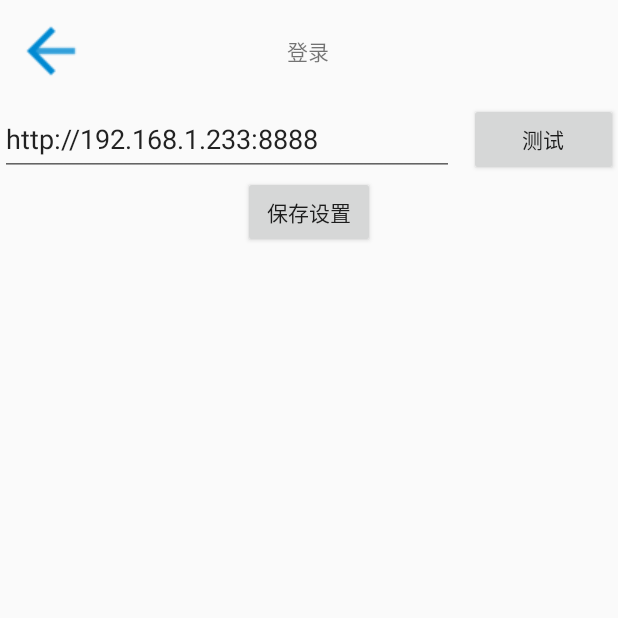
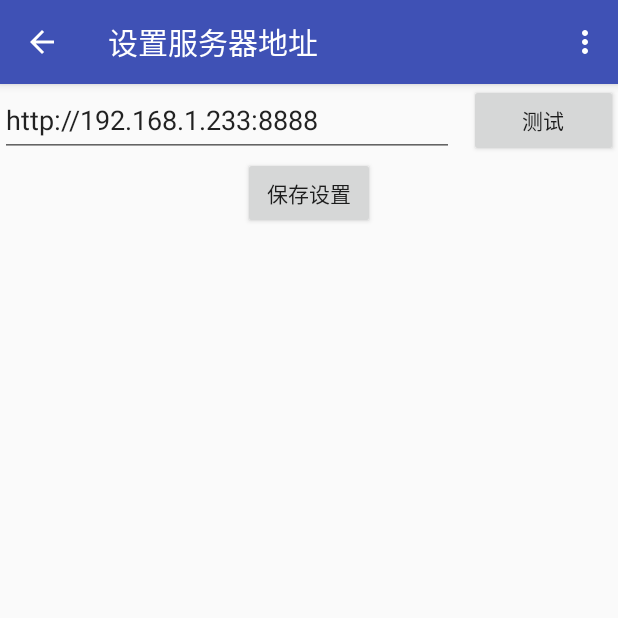
Before and after one commit to GitHubWison/AndroidPro, an Android app: the fragment ConnectServerFragmentV2 placed in its activity, on a phone screen of 412 x 824 dp, the top half of it. Run offline under Robolectric (Android 15) with nearby library versions, the phone set to English and light mode, and no system bars; libraries missing offline, so code that uses them is left out: cz.msebera.android.

Commit message:
封装了actionbar

```diff
--- a/MedicalSystem/app/src/main/AndroidManifest.xml
+++ b/MedicalSystem/app/src/main/AndroidManifest.xml
@@ -33,7 +33,7 @@
         android:icon="@mipmap/ic_launcher"
         android:label="@string/app_name"
         android:supportsRtl="true"
-        android:theme="@style/AppTheme.NoActionBar">
+        android:theme="@style/AppTheme">
         <activity android:name="com.test.medicalsystem.medicalsystem.LaunchScreenActivity">
             <intent-filter>
                 <action android:name="android.intent.action.MAIN" />
@@ -43,7 +43,8 @@
         </activity>
         <activity android:name=".MainActivity" />
         <activity android:name="com.test.medicalsystem.login.LoginActivity" />
-        <activity android:name=".TestActivity" />
+        <activity android:name=".TestActivity"
+            />
         <activity android:name="com.test.medicalsystem.commonclass.BaseActivity" />
         <activity android:name="com.test.medicalsystem.login.LoginActivityV2"></activity>
     </application>
--- a/MedicalSystem/app/src/main/java/com/test/medicalsystem/commonclass/BaseActivity.java
+++ b/MedicalSystem/app/src/main/java/com/test/medicalsystem/commonclass/BaseActivity.java
@@ -4,11 +4,18 @@ import android.annotation.TargetApi;
 import android.graphics.drawable.Drawable;
 import android.os.Build;
 import android.support.v4.app.Fragment;
+import android.support.v4.app.FragmentActivity;
 import android.support.v4.app.FragmentTransaction;
+import android.support.v7.app.ActionBar;
 import android.support.v7.app.AppCompatActivity;
 import android.os.Bundle;
+import android.util.Log;
+import android.view.Menu;
+import android.view.MenuInflater;
+import android.view.MenuItem;
 import android.view.View;
 import android.widget.TextView;
+import android.widget.Toast;
 
 import com.test.medicalsystem.medicalsystem.R;
 
@@ -18,9 +25,7 @@ import org.w3c.dom.Text;
 基类
  */
 public class BaseActivity extends AppCompatActivity {
-    private TextView leftTextView;
-    private TextView middleTextView;
-    private TextView rightTextView;
+    private ActionBar bar;
     @Override
     protected void onCreate(Bundle savedInstanceState) {
         super.onCreate(savedInstanceState);
@@ -31,15 +36,6 @@ public class BaseActivity extends AppCompatActivity {
 
     }
 
-    /**
-     * 设置顶部的标题
-     * @param middleTitle
-     */
-    public void setMiddleTitle(String middleTitle)
-    {
-        middleTextView.setText(middleTitle);
-
-    }
 
     public void initDatas()
     {
@@ -47,27 +43,23 @@ public class BaseActivity extends AppCompatActivity {
     }
     public void initViews()
     {
+        bar = getSupportActionBar();
+        if (bar!=null)
+        {
 
-        leftTextView = (TextView)findViewById(R.id.left_textview);
-        middleTextView = (TextView)findViewById(R.id.middle_textview);
-        rightTextView = (TextView)findViewById(R.id.right_textview);
+            bar.setDisplayHomeAsUpEnabled(true);
+            bar.setHomeButtonEnabled(true);
+
+            Log.d("bar", "ActionBar非空");
+        }
+        else
+        {
+            Log.d("bar","ActionBar空");
+        }
     }
     public void initEvents()
     {
-        leftTextView.setOnClickListener(new View.OnClickListener() {
-            @Override
-            public void onClick(View v) {
-//                返回到上一个fragment
-                if (getSupportFragmentManager().popBackStackImmediate())
-                {
-                    getSupportFragmentManager().popBackStack();
-                }else
-                {
-                    finish();
-                }
 
-            }
-        });
     }
 
     /**
@@ -102,9 +94,61 @@ public class BaseActivity extends AppCompatActivity {
     public void initFragment(Fragment fragment , Class cls)
     {
         FragmentTransaction fragmentTransaction = getSupportFragmentManager().beginTransaction();
-        fragmentTransaction.add(R.id.fragment_common_layout,fragment,cls.getName()).commit();
+        fragmentTransaction.add(R.id.fragment_common_layout, fragment, cls.getName()).commit();
     }
 
 
 
+
+
+    /**
+     * 隐藏右侧的setting按钮
+     * @param isHidden
+     */
+    public void setSettingIconHidden(Boolean isHidden)
+    {
+
+    }
+    /**
+     * 不显示actionbar
+     */
+    public void hiddenActionBar()
+    {
+        getSupportActionBar().hide();
+    }
+
+    @Override
+    public boolean onCreateOptionsMenu(Menu menu) {
+        MenuInflater inflater = getMenuInflater();
+        inflater.inflate(R.menu.menu_main, menu);
+        return true;
+    }
+
+    //封装这个方法，（传入一个jsonarray同时设置好item）
+    @Override
+    public boolean onOptionsItemSelected(MenuItem item) {
+        switch (item.getItemId())
+        {
+            case R.id.action_settings:
+                Toast.makeText(this, "111111", Toast.LENGTH_SHORT).show();
+                break;
+            case R.id.action_settings2:
+                Toast.makeText(this, "222222", Toast.LENGTH_SHORT).show();
+                break;
+            case android.R.id.home:
+//                触发返回事件
+                if (getSupportFragmentManager().popBackStackImmediate())
+                {
+                    getSupportFragmentManager().popBackStack();
+                }else
+                {
+                    finish();
+                }
+                break;
+
+            default:
+                break;
+        }
+        return true;
+    }
 }
--- a/MedicalSystem/app/src/main/java/com/test/medicalsystem/commonclass/CommonAbstractFragment.java
+++ b/MedicalSystem/app/src/main/java/com/test/medicalsystem/commonclass/CommonAbstractFragment.java
@@ -4,6 +4,7 @@ import android.os.Bundle;
 import android.support.annotation.Nullable;
 import android.support.v4.app.Fragment;
 import android.support.v4.app.FragmentTransaction;
+import android.support.v7.app.AppCompatActivity;
 import android.view.LayoutInflater;
 import android.view.View;
 import android.view.ViewGroup;
@@ -43,5 +44,21 @@ public abstract class CommonAbstractFragment extends Fragment {
                 R.anim.out_to_right).replace(R.id.fragment_common_layout, fragment, cls.getName()).addToBackStack(null).commit();
 
     }
+    /**
+     * 设置标题
+     * @param title 标题内容
+     */
+    public void setActionBarTitle(int titleId)
+    {
+        ((AppCompatActivity)getActivity()).getSupportActionBar().setTitle(titleId);
+    }
+    /**
+     * 隐藏左侧的返回按钮
+     * @param isHidden
+     */
+    public void setBackButtonHidden(Boolean isHidden)
+    {
+        ((AppCompatActivity)getActivity()).getSupportActionBar().setDisplayHomeAsUpEnabled(!isHidden);
+    }
 
 }
--- a/MedicalSystem/app/src/main/java/com/test/medicalsystem/login/ConnectServerFragmentV2.java
+++ b/MedicalSystem/app/src/main/java/com/test/medicalsystem/login/ConnectServerFragmentV2.java
@@ -151,4 +151,11 @@ public class ConnectServerFragmentV2 extends CommonAbstractFragment implements V
         return true;
 
     }
+
+    @Override
+    public void onResume() {
+        super.onResume();
+        setActionBarTitle(R.string.define_domain);
+        setBackButtonHidden(false);
+    }
 }
--- a/MedicalSystem/app/src/main/java/com/test/medicalsystem/login/LoginFragmentV2.java
+++ b/MedicalSystem/app/src/main/java/com/test/medicalsystem/login/LoginFragmentV2.java
@@ -1,6 +1,7 @@
 package com.test.medicalsystem.login;
 
 import android.content.Context;
+import android.content.Intent;
 import android.net.Uri;
 import android.os.Bundle;
 import android.support.v4.app.Fragment;
@@ -19,6 +20,7 @@ import com.test.medicalsystem.httpmanager.HttpRequsetModel;
 import com.test.medicalsystem.httpmanager.MethodModel;
 import com.test.medicalsystem.login.model.UserModel;
 import com.test.medicalsystem.medicalsystem.R;
+import com.test.medicalsystem.medicalsystem.TestActivity;
 import com.test.medicalsystem.staticstring.AccessFunc;
 import com.test.medicalsystem.tools.SPreference;
 import com.test.medicalsystem.tools.Tool;
@@ -65,12 +67,14 @@ public class LoginFragmentV2 extends CommonAbstractFragment implements View.OnCl
         testButton.setOnClickListener(new View.OnClickListener() {
             @Override
             public void onClick(View v) {
-//                获取用户信息
-                JSONObject jsonObject = Tool.getSPInJsonObject(getContext(), SPreference.Login.sp_name, SPreference.Login.userinfo);
-                Log.d("用户信息", jsonObject.toString());
+//                actionbar测试
+                startActivity(new Intent(getContext(), TestActivity.class));
+
             }
         });
         //测试结束
+
+
     }
 
     @Override
@@ -170,4 +174,11 @@ public class LoginFragmentV2 extends CommonAbstractFragment implements View.OnCl
         }
         return true;
     }
+
+    @Override
+    public void onResume() {
+        super.onResume();
+        setActionBarTitle(R.string.login);
+        setBackButtonHidden(true);
+    }
 }
--- a/MedicalSystem/app/src/main/res/layout/activity_base.xml
+++ b/MedicalSystem/app/src/main/res/layout/activity_base.xml
@@ -6,42 +6,42 @@
     android:layout_height="match_parent"
     >
 
-    <LinearLayout
-        android:orientation="horizontal"
-        android:layout_weight="1"
-        android:layout_width="match_parent"
-        android:layout_height="0dip">
+    <!--<LinearLayout-->
+        <!--android:orientation="horizontal"-->
+        <!--android:layout_weight="1"-->
+        <!--android:layout_width="match_parent"-->
+        <!--android:layout_height="0dip">-->
 
-        <TextView
-            android:layout_weight="0.3"
-            android:layout_width="0dip"
-            android:layout_height="match_parent"
-            android:gravity="center|left"
-            android:paddingLeft="@dimen/component_padding"
-            android:drawableLeft="@drawable/back"
-            android:text=""
-            android:id="@+id/left_textview" />
+        <!--<TextView-->
+            <!--android:layout_weight="0.3"-->
+            <!--android:layout_width="0dip"-->
+            <!--android:layout_height="match_parent"-->
+            <!--android:gravity="center|left"-->
+            <!--android:paddingLeft="@dimen/component_padding"-->
+            <!--android:drawableLeft="@drawable/back"-->
+            <!--android:text=""-->
+            <!--android:id="@+id/left_textview" />-->
 
-        <TextView
-            android:layout_weight="1"
-            android:gravity="center"
-            android:layout_width="0dip"
-            android:layout_height="match_parent"
+        <!--<TextView-->
+            <!--android:layout_weight="1"-->
+            <!--android:gravity="center"-->
+            <!--android:layout_width="0dip"-->
+            <!--android:layout_height="match_parent"-->
 
-            android:text="Title"
-            android:id="@+id/middle_textview" />
+            <!--android:text="Title"-->
+            <!--android:id="@+id/middle_textview" />-->
 
-        <TextView
-            android:layout_weight="0.3"
-            android:gravity="center"
-            android:layout_width="0dip"
-            android:layout_height="match_parent"
+        <!--<TextView-->
+            <!--android:layout_weight="0.3"-->
+            <!--android:gravity="center"-->
+            <!--android:layout_width="0dip"-->
+            <!--android:layout_height="match_parent"-->
 
-            android:text=""
-            android:id="@+id/right_textview" />
+            <!--android:text=""-->
+            <!--android:id="@+id/right_textview" />-->
 
 
-    </LinearLayout>
+    <!--</LinearLayout>-->
 
     <FrameLayout
         android:layout_weight="11"
--- a/MedicalSystem/app/src/main/res/menu/menu_main.xml
+++ b/MedicalSystem/app/src/main/res/menu/menu_main.xml
@@ -1,9 +1,10 @@
-<menu xmlns:android="http://schemas.android.com/apk/res/android"
-    xmlns:app="http://schemas.android.com/apk/res-auto"
-    xmlns:tools="http://schemas.android.com/tools"
-    tools:context=".MainActivity">
-    <item android:id="@+id/action_settings"
-        android:title="@string/action_settings"
-        android:orderInCategory="100"
-        app:showAsAction="never"/>
+<menu xmlns:android="http://schemas.android.com/apk/res/android" >
+    <item
+        android:id="@+id/action_settings"
+        android:title="Settingsss111">
+    </item>
+    <item
+        android:id="@+id/action_settings2"
+        android:title="Settings222">
+    </item>
 </menu>
--- a/MedicalSystem/app/src/main/res/values/strings.xml
+++ b/MedicalSystem/app/src/main/res/values/strings.xml
@@ -8,6 +8,7 @@
     <string name="title_activity_main22">Main22Activity</string>
     <string name="action_settings">Settings</string>
     <string name="login">登录</string>
+    <string name="define_domain">设置服务器地址</string>
     <string name="company_name">苏州麦迪斯顿医疗科技股份有限公司</string>
     <string name="connect_server">选址</string>
     <string name="internet_test">测试</string>
```
Also changed, not shown: MedicalSystem/app/src/main/java/com/test/medicalsystem/login/LoginActivityV2.java (+1 -1 lines), MedicalSystem/app/src/main/java/com/test/medicalsystem/medicalsystem/LaunchScreenActivity.java (+4 -1 lines), MedicalSystem/app/src/main/java/com/test/medicalsystem/medicalsystem/MainActivity.java (+2 -1 lines), MedicalSystem/app/src/main/java/com/test/medicalsystem/medicalsystem/TestActivity.java (+56 -3 lines), MedicalSystem/app/src/main/res/layout/activity_test.xml (+1 -39 lines), MedicalSystem/app/src/main/res/layout/test_activity_bar.xml (+26 -26 lines).
